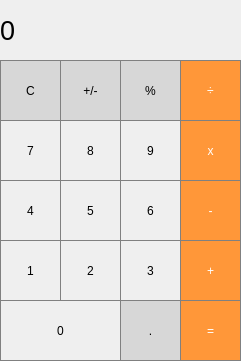
Before: the Qt Designer form calculator/widgets/ui_calculator.ui in get-set/pyqt-calculator, drawn with Qt 5.
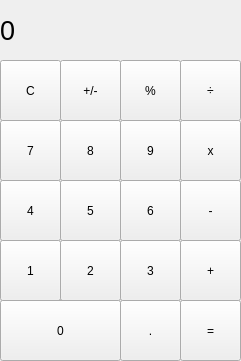
After: the same form once the commit is applied.

Diff of the .ui file:
```diff
--- a/calculator/widgets/ui_calculator.ui
+++ b/calculator/widgets/ui_calculator.ui
@@ -51,13 +51,7 @@
      </rect>
     </property>
     <property name="styleSheet">
-     <string notr="true">QPushButton {
-  background-color: rgb(215,215,215);
-  border: 1px solid gray;
-}
-QPushButton:pressed {
-  background-color: qlineargradient(x1:0, y1:0, x2:0, y2:1, stop:0 #bebebe, stop: 1 #d7d7d7);
-}</string>
+     <string notr="true"/>
     </property>
     <property name="text">
      <string>C</string>
@@ -73,13 +67,7 @@
      </rect>
     </property>
     <property name="styleSheet">
-     <string notr="true">QPushButton {
-  background-color: rgb(215,215,215);
-  border: 1px solid gray;
-}
-QPushButton:pressed {
-  background-color: qlineargradient(x1:0, y1:0, x2:0, y2:1, stop:0 #bebebe, stop: 1 #d7d7d7);
-}</string>
+     <string notr="true"/>
     </property>
     <property name="text">
      <string>+/-</string>
@@ -95,13 +83,7 @@
      </rect>
     </property>
     <property name="styleSheet">
-     <string notr="true">QPushButton {
-  background-color: rgb(215,215,215);
-  border: 1px solid gray;
-}
-QPushButton:pressed {
-  background-color: qlineargradient(x1:0, y1:0, x2:0, y2:1, stop:0 #bebebe, stop: 1 #d7d7d7);
-}</string>
+     <string notr="true"/>
     </property>
     <property name="text">
      <string>%</string>
@@ -117,14 +99,7 @@
      </rect>
     </property>
     <property name="styleSheet">
-     <string notr="true">QPushButton {
-  background-color: rgb(255,151,57);
-  color: white;
-  border: 1px solid gray;
-}
-QPushButton:pressed {
-  background-color: qlineargradient(x1:0, y1:0, x2:0, y2:1, stop:0 #ff7832, stop: 1 #ff9739);
-}</string>
+     <string notr="true"/>
     </property>
     <property name="text">
      <string>÷</string>
@@ -140,12 +115,7 @@
      </rect>
     </property>
     <property name="styleSheet">
-     <string notr="true">QPushButton {
-  border: 1px solid gray;
-}
-QPushButton:pressed {
-  background-color: qlineargradient(x1:0, y1:0, x2:0, y2:1, stop:0 #dadbde, stop: 1 #f6f7fa);
-}</string>
+     <string notr="true"/>
     </property>
     <property name="text">
      <string>7</string>
@@ -161,12 +131,7 @@
      </rect>
     </property>
     <property name="styleSheet">
-     <string notr="true">QPushButton {
-  border: 1px solid gray;
-}
-QPushButton:pressed {
-  background-color: qlineargradient(x1:0, y1:0, x2:0, y2:1, stop:0 #dadbde, stop: 1 #f6f7fa);
-}</string>
+     <string notr="true"/>
     </property>
     <property name="text">
      <string>9</string>
@@ -182,12 +147,7 @@
      </rect>
     </property>
     <property name="styleSheet">
-     <string notr="true">QPushButton {
-  border: 1px solid gray;
-}
-QPushButton:pressed {
-  background-color: qlineargradient(x1:0, y1:0, x2:0, y2:1, stop:0 #dadbde, stop: 1 #f6f7fa);
-}</string>
+     <string notr="true"/>
     </property>
     <property name="text">
      <string>8</string>
@@ -203,14 +163,7 @@
      </rect>
     </property>
     <property name="styleSheet">
-     <string notr="true">QPushButton {
-  background-color: rgb(255,151,57);
-  color: white;
-  border: 1px solid gray;
-}
-QPushButton:pressed {
-  background-color: qlineargradient(x1:0, y1:0, x2:0, y2:1, stop:0 #ff7832, stop: 1 #ff9739);
-}</string>
+     <string notr="true"/>
     </property>
     <property name="text">
      <string>x</string>
@@ -226,12 +179,7 @@
      </rect>
     </property>
     <property name="styleSheet">
-     <string notr="true">QPushButton {
-  border: 1px solid gray;
-}
-QPushButton:pressed {
-  background-color: qlineargradient(x1:0, y1:0, x2:0, y2:1, stop:0 #dadbde, stop: 1 #f6f7fa);
-}</string>
+     <string notr="true"/>
     </property>
     <property name="text">
      <string>4</string>
@@ -247,12 +195,7 @@
      </rect>
     </property>
     <property name="styleSheet">
-     <string notr="true">QPushButton {
-  border: 1px solid gray;
-}
-QPushButton:pressed {
-  background-color: qlineargradient(x1:0, y1:0, x2:0, y2:1, stop:0 #dadbde, stop: 1 #f6f7fa);
-}</string>
+     <string notr="true"/>
     </property>
     <property name="text">
      <string>6</string>
@@ -268,12 +211,7 @@
      </rect>
     </property>
     <property name="styleSheet">
-     <string notr="true">QPushButton {
-  border: 1px solid gray;
-}
-QPushButton:pressed {
-  background-color: qlineargradient(x1:0, y1:0, x2:0, y2:1, stop:0 #dadbde, stop: 1 #f6f7fa);
-}</string>
+     <string notr="true"/>
     </property>
     <property name="text">
      <string>5</string>
@@ -289,14 +227,7 @@
      </rect>
     </property>
     <property name="styleSheet">
-     <string notr="true">QPushButton {
-  background-color: rgb(255,151,57);
-  color: white;
-  border: 1px solid gray;
-}
-QPushButton:pressed {
-  background-color: qlineargradient(x1:0, y1:0, x2:0, y2:1, stop:0 #ff7832, stop: 1 #ff9739);
-}</string>
+     <string notr="true"/>
     </property>
     <property name="text">
      <string>-</string>
@@ -312,12 +243,7 @@
      </rect>
     </property>
     <property name="styleSheet">
-     <string notr="true">QPushButton {
-  border: 1px solid gray;
-}
-QPushButton:pressed {
-  background-color: qlineargradient(x1:0, y1:0, x2:0, y2:1, stop:0 #dadbde, stop: 1 #f6f7fa);
-}</string>
+     <string notr="true"/>
     </property>
     <property name="text">
      <string>1</string>
@@ -333,12 +259,7 @@
      </rect>
     </property>
     <property name="styleSheet">
-     <string notr="true">QPushButton {
-  border: 1px solid gray;
-}
-QPushButton:pressed {
-  background-color: qlineargradient(x1:0, y1:0, x2:0, y2:1, stop:0 #dadbde, stop: 1 #f6f7fa);
-}</string>
+     <string notr="true"/>
     </property>
     <property name="text">
      <string>3</string>
@@ -354,12 +275,7 @@
      </rect>
     </property>
     <property name="styleSheet">
-     <string notr="true">QPushButton {
-  border: 1px solid gray;
-}
-QPushButton:pressed {
-  background-color: qlineargradient(x1:0, y1:0, x2:0, y2:1, stop:0 #dadbde, stop: 1 #f6f7fa);
-}</string>
+     <string notr="true"/>
     </property>
     <property name="text">
      <string>2</string>
@@ -375,14 +291,7 @@
      </rect>
     </property>
     <property name="styleSheet">
-     <string notr="true">QPushButton {
-  background-color: rgb(255,151,57);
-  color: white;
-  border: 1px solid gray;
-}
-QPushButton:pressed {
-  background-color: qlineargradient(x1:0, y1:0, x2:0, y2:1, stop:0 #ff7832, stop: 1 #ff9739);
-}</string>
+     <string notr="true"/>
     </property>
     <property name="text">
      <string>+</string>
@@ -398,12 +307,7 @@
      </rect>
     </property>
     <property name="styleSheet">
-     <string notr="true">QPushButton {
-  border: 1px solid gray;
-}
-QPushButton:pressed {
-  background-color: qlineargradient(x1:0, y1:0, x2:0, y2:1, stop:0 #dadbde, stop: 1 #f6f7fa);
-}</string>
+     <string notr="true"/>
     </property>
     <property name="text">
      <string>0</string>
@@ -419,13 +323,7 @@
      </rect>
     </property>
     <property name="styleSheet">
-     <string notr="true">QPushButton {
-  background-color: rgb(215,215,215);
-  border: 1px solid gray;
-}
-QPushButton:pressed {
-  background-color: qlineargradient(x1:0, y1:0, x2:0, y2:1, stop:0 #bebebe, stop: 1 #d7d7d7);
-}</string>
+     <string notr="true"/>
     </property>
     <property name="text">
      <string>.</string>
@@ -441,14 +339,7 @@
      </rect>
     </property>
     <property name="styleSheet">
-     <string notr="true">QPushButton {
-  background-color: rgb(255,151,57);
-  color: white;
-  border: 1px solid gray;
-}
-QPushButton:pressed {
-  background-color: qlineargradient(x1:0, y1:0, x2:0, y2:1, stop:0 #ff7832, stop: 1 #ff9739);
-}</string>
+     <string notr="true"/>
     </property>
     <property name="text">
      <string>=</string>
```
Left out of the diff: 57 changed lines with no effect on the pictures.
